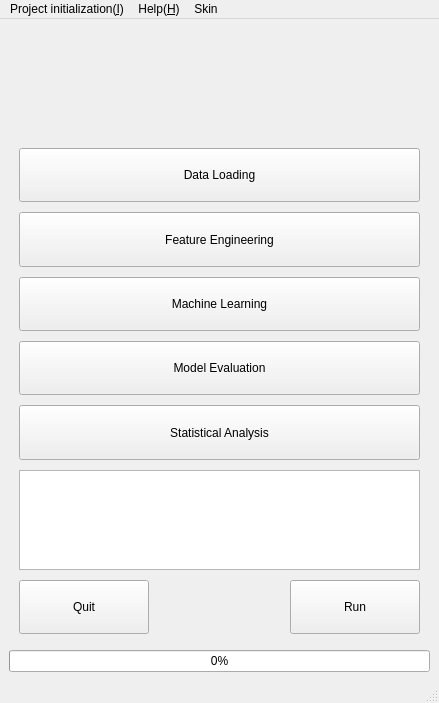
Above: eslearn/GUI/easylearn_main_gui.ui from easylearn-fmri/easylearn_dev before the change. Below: the same form after it.
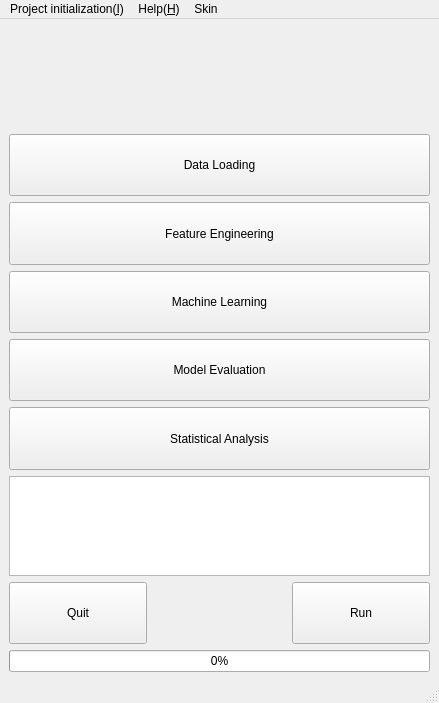
That is the form after the change.

Commit message: easylearn::gui:machine learning

Diff of the .ui file:
```diff
--- a/eslearn/GUI/easylearn_main_gui.ui
+++ b/eslearn/GUI/easylearn_main_gui.ui
@@ -19,13 +19,13 @@
   <property name="minimumSize">
    <size>
     <width>300</width>
-    <height>300</height>
+    <height>400</height>
    </size>
   </property>
   <property name="maximumSize">
    <size>
-    <width>1000</width>
-    <height>1000</height>
+    <width>100000</width>
+    <height>100000</height>
    </size>
   </property>
   <property name="mouseTracking">
@@ -48,97 +48,7 @@
     <bool>false</bool>
    </property>
    <layout class="QGridLayout" name="gridLayout">
-    <item row="0" column="0">
-     <layout class="QGridLayout" name="gridLayout_all_ptb" columnstretch="100,0">
-      <property name="sizeConstraint">
-       <enum>QLayout::SetNoConstraint</enum>
-      </property>
-      <property name="leftMargin">
-       <number>10</number>
-      </property>
-      <property name="topMargin">
-       <number>10</number>
-      </property>
-      <property name="rightMargin">
-       <number>10</number>
-      </property>
-      <property name="bottomMargin">
-       <number>10</number>
-      </property>
-      <property name="spacing">
-       <number>10</number>
-      </property>
-      <item row="6" column="0" colspan="2">
-       <widget class="QPushButton" name="machine_learning">
-        <property name="sizePolicy">
-         <sizepolicy hsizetype="Expanding" vsizetype="Expanding">
-          <horstretch>0</horstretch>
-          <verstretch>0</verstretch>
-         </sizepolicy>
-        </property>
-        <property name="text">
-         <string>Machine Learning</string>
-        </property>
-        <property name="iconSize">
-         <size>
-          <width>30</width>
-          <height>30</height>
-         </size>
-        </property>
-       </widget>
-      </item>
-      <item row="5" column="0" colspan="2">
-       <widget class="QPushButton" name="feature_engineering">
-        <property name="sizePolicy">
-         <sizepolicy hsizetype="Expanding" vsizetype="Expanding">
-          <horstretch>0</horstretch>
-          <verstretch>0</verstretch>
-         </sizepolicy>
-        </property>
-        <property name="text">
-         <string>Feature Engineering</string>
-        </property>
-        <property name="iconSize">
-         <size>
-          <width>30</width>
-          <height>30</height>
-         </size>
-        </property>
-       </widget>
-      </item>
-      <item row="8" column="0" colspan="2">
-       <widget class="QPushButton" name="statistical_analysis">
-        <property name="sizePolicy">
-         <sizepolicy hsizetype="Expanding" vsizetype="Expanding">
-          <horstretch>0</horstretch>
-          <verstretch>0</verstretch>
-         </sizepolicy>
-        </property>
-        <property name="text">
-         <string>Statistical Analysis</string>
-        </property>
-        <property name="iconSize">
-         <size>
-          <width>30</width>
-          <height>30</height>
-         </size>
-        </property>
-       </widget>
-      </item>
-      <item row="0" column="0" rowspan="2" colspan="2">
-       <widget class="QLabel" name="logo">
-        <property name="minimumSize">
-         <size>
-          <width>0</width>
-          <height>100</height>
-         </size>
-        </property>
-        <property name="text">
-         <string/>
-        </property>
-       </widget>
-      </item>
-      <item row="11" column="0" colspan="2">
+    <item row="7" column="0">
        <layout class="QHBoxLayout" name="save_load">
         <item>
          <widget class="QPushButton" name="quit">
@@ -187,8 +97,8 @@
         </item>
        </layout>
       </item>
-      <item row="7" column="0" colspan="2">
-       <widget class="QPushButton" name="model_evaluation">
+    <item row="2" column="0">
+     <widget class="QPushButton" name="feature_engineering">
         <property name="sizePolicy">
          <sizepolicy hsizetype="Expanding" vsizetype="Expanding">
           <horstretch>0</horstretch>
@@ -196,30 +106,36 @@
          </sizepolicy>
         </property>
         <property name="text">
-         <string>Model Evaluation</string>
-        </property>
-       </widget>
-      </item>
-      <item row="9" column="0" colspan="2">
-       <widget class="QTextBrowser" name="textBrowser">
-        <property name="minimumSize">
+       <string>Feature Engineering</string>
+      </property>
+      <property name="iconSize">
          <size>
-          <width>0</width>
-          <height>20</height>
-         </size>
-        </property>
-        <property name="maximumSize">
+        <width>30</width>
+        <height>30</height>
+       </size>
+      </property>
+     </widget>
+    </item>
+    <item row="3" column="0">
+     <widget class="QPushButton" name="machine_learning">
+      <property name="sizePolicy">
+       <sizepolicy hsizetype="Expanding" vsizetype="Expanding">
+        <horstretch>0</horstretch>
+        <verstretch>0</verstretch>
+       </sizepolicy>
+      </property>
+      <property name="text">
+       <string>Machine Learning</string>
+      </property>
+      <property name="iconSize">
          <size>
-          <width>10000000</width>
-          <height>100</height>
-         </size>
-        </property>
-        <property name="midLineWidth">
-         <number>30</number>
-        </property>
-       </widget>
-      </item>
-      <item row="4" column="0" colspan="2">
+        <width>30</width>
+        <height>30</height>
+       </size>
+      </property>
+     </widget>
+    </item>
+    <item row="1" column="0">
        <widget class="QPushButton" name="data_loading">
         <property name="sizePolicy">
          <sizepolicy hsizetype="Expanding" vsizetype="Expanding">
@@ -241,15 +157,77 @@
         </property>
        </widget>
       </item>
-     </layout>
+    <item row="6" column="0">
+     <widget class="QTextBrowser" name="textBrowser">
+      <property name="minimumSize">
+       <size>
+        <width>0</width>
+        <height>20</height>
+       </size>
+      </property>
+      <property name="maximumSize">
+       <size>
+        <width>10000000</width>
+        <height>100</height>
+       </size>
+      </property>
+      <property name="midLineWidth">
+       <number>30</number>
+      </property>
+     </widget>
     </item>
-    <item row="1" column="0">
+    <item row="5" column="0">
+     <widget class="QPushButton" name="statistical_analysis">
+      <property name="sizePolicy">
+       <sizepolicy hsizetype="Expanding" vsizetype="Expanding">
+        <horstretch>0</horstretch>
+        <verstretch>0</verstretch>
+       </sizepolicy>
+      </property>
+      <property name="text">
+       <string>Statistical Analysis</string>
+      </property>
+      <property name="iconSize">
+       <size>
+        <width>30</width>
+        <height>30</height>
+       </size>
+      </property>
+     </widget>
+    </item>
+    <item row="8" column="0">
      <widget class="QProgressBar" name="progressBar">
       <property name="value">
        <number>0</number>
       </property>
      </widget>
     </item>
+    <item row="4" column="0">
+     <widget class="QPushButton" name="model_evaluation">
+      <property name="sizePolicy">
+       <sizepolicy hsizetype="Expanding" vsizetype="Expanding">
+        <horstretch>0</horstretch>
+        <verstretch>0</verstretch>
+       </sizepolicy>
+      </property>
+      <property name="text">
+       <string>Model Evaluation</string>
+      </property>
+     </widget>
+    </item>
+    <item row="0" column="0">
+     <widget class="QLabel" name="logo">
+      <property name="minimumSize">
+       <size>
+        <width>0</width>
+        <height>100</height>
+       </size>
+      </property>
+      <property name="text">
+       <string/>
+      </property>
+     </widget>
+    </item>
    </layout>
   </widget>
   <widget class="QStatusBar" name="statusbar"/>
```
Lines whose indentation alone changed are shown as unchanged. The commit also changes 25 other files.
